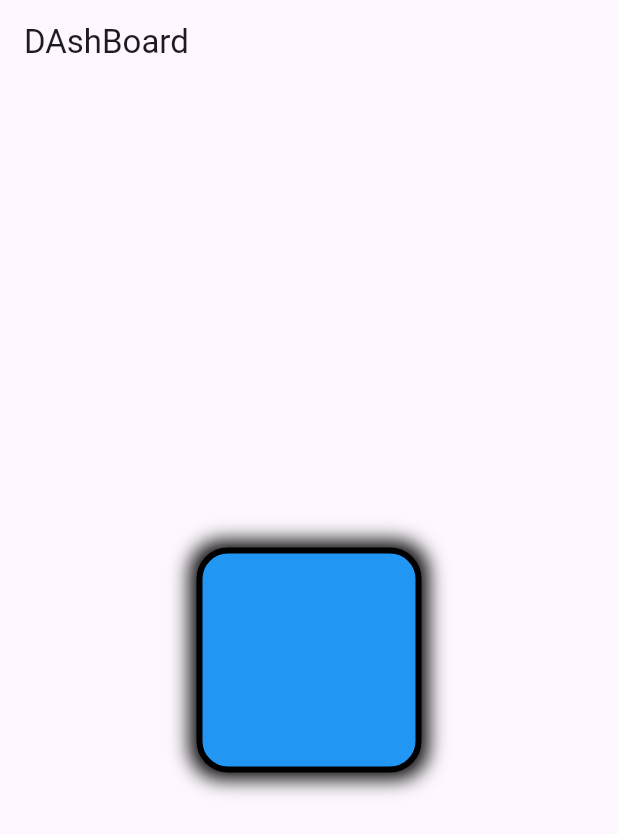
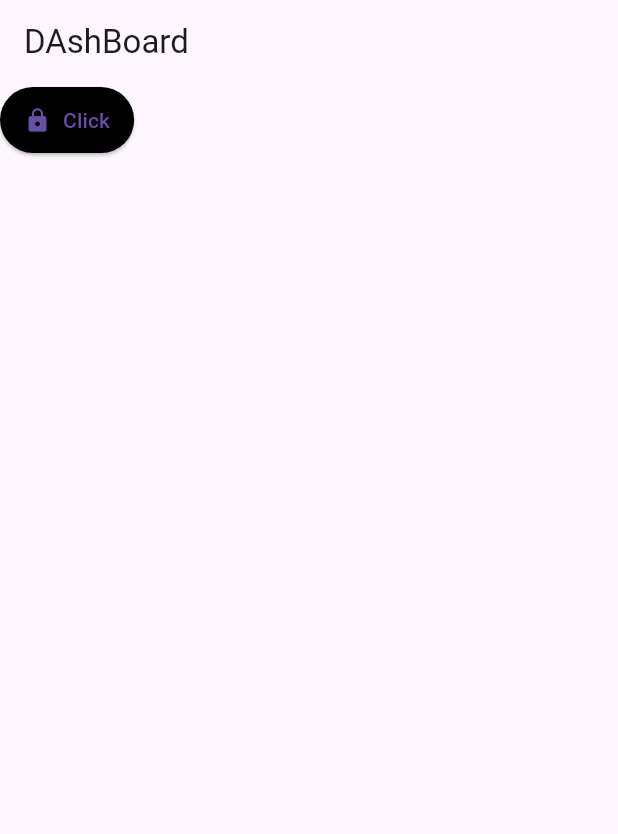
Before and after one commit to Rohit-Ghising/Flutter-app, a Flutter app: the screen it shows after launch, on a phone screen of 412 x 824 dp. Shown: the top 834 px of the screen. Run offline on Flutter 3.47's test engine with Material 3 defaults, Android fonts, the phone set to English and light mode, and no system bars.

Commit message:
Widgest Learning

```diff
--- a/lib/main.dart
+++ b/lib/main.dart
@@ -1,4 +1,7 @@
 import 'package:flutter/material.dart';
+import 'package:my_app/widgets/roun.dart';
+
+
  void main(){
    runApp(FlutterApp());
  }
@@ -11,6 +14,7 @@ import 'package:flutter/material.dart';
 
      title: "Flutter App",
      theme: ThemeData(primarySwatch: Colors.cyan),
+
    home:DashBoardScreen() ,
 
 
@@ -23,32 +27,19 @@ import 'package:flutter/material.dart';
 
    @override
    Widget build(BuildContext context) {
+     var name = ['rohitt','sdbyugb','gkuyasgdu','gyusgyf','byyusdaguy','hjahu'];
+     var time = DateTime.now();
      return Scaffold(
      appBar: AppBar(
-     title: Text('DAshBoard'),
+
+     title: Text('DAshBoard',
      ),
-   body: Container(
-   width: double.infinity,
-   height: double.infinity,
-   child: Center(
-     child: Container(
-       decoration: BoxDecoration(
-         color: Colors.blue,
-         borderRadius: BorderRadius.circular(21),
-           border: Border.all(width: 4,
-       color: Colors.black),
-         boxShadow: [BoxShadow(
-           blurRadius: 11,
-           spreadRadius: 4
-         )]
+     ),
+   body: Button( btnName: 'Click', icon: Icon(Icons.lock), callBack: (){
+
+   },)
 
 
-       ),
-       width: 150,
-       height: 150,
-
-     ),
-   ),),
      );
    }
  }
--- /dev/null
+++ b/lib/widgets/roun.dart
@@ -0,0 +1,40 @@
+import 'package:flutter/material.dart';
+
+class Button extends StatelessWidget {
+  final String btnName;
+  final Color bgColor;
+  final TextStyle? textStyle;
+  final VoidCallback? callBack;
+  final Icon? icon;
+
+  const Button({
+    Key? key,
+    required this.btnName,
+    this.bgColor = Colors.black,
+    this.icon,
+    this.textStyle,
+    this.callBack,
+  }) : super(key: key);
+
+  @override
+  Widget build(BuildContext context) {
+    return ElevatedButton(
+      onPressed: callBack, // Safe call: if null, button is disabled
+      style: ElevatedButton.styleFrom(
+        backgroundColor: bgColor,
+        padding: const EdgeInsets.symmetric(horizontal: 16, vertical: 12),
+      ),
+      child: Row(
+        mainAxisSize: MainAxisSize.min,
+        children: [
+          if (icon != null) icon!,
+          if (icon != null) const SizedBox(width: 8),
+          Text(
+            btnName,
+            style: textStyle,
+          ),
+        ],
+      ),
+    );
+  }
+}
```
Also changed, not shown: lib/uihelper/util.dart (added).
